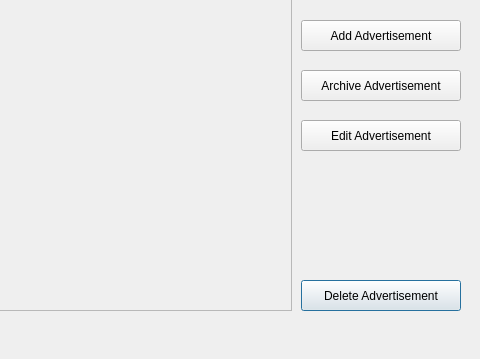
The window that UI/AdvertisementsDialog.ui (jordynmarlow/SoftwareEngineering) describes before a commit, drawn with Qt 5; both pictures show x 99 to 579 and y 130 to 489 of the 579 by 489 pixel window.
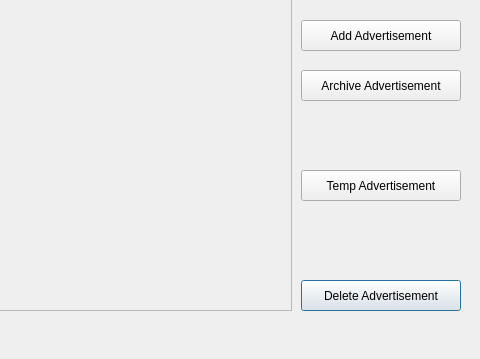
The same window after the commit.

Commit message: Worked on Advertisements and Employees pages

The edit to the form file:
```diff
--- a/UI/AdvertisementsDialog.ui
+++ b/UI/AdvertisementsDialog.ui
@@ -114,19 +114,6 @@
     <string>Archive Advertisement</string>
    </property>
   </widget>
-  <widget class="QPushButton" name="edit_advertisement_bt">
-   <property name="geometry">
-    <rect>
-     <x>400</x>
-     <y>250</y>
-     <width>160</width>
-     <height>31</height>
-    </rect>
-   </property>
-   <property name="text">
-    <string>Edit Advertisement</string>
-   </property>
-  </widget>
   <widget class="QPushButton" name="filter_advertisements_bt">
    <property name="geometry">
     <rect>
@@ -166,6 +153,19 @@
     <string>Type</string>
    </property>
   </widget>
+  <widget class="QPushButton" name="temp_advert_bt">
+   <property name="geometry">
+    <rect>
+     <x>400</x>
+     <y>300</y>
+     <width>160</width>
+     <height>31</height>
+    </rect>
+   </property>
+   <property name="text">
+    <string>Temp Advertisement</string>
+   </property>
+  </widget>
  </widget>
  <resources/>
  <connections/>
```
The commit also changes 6 other files.
